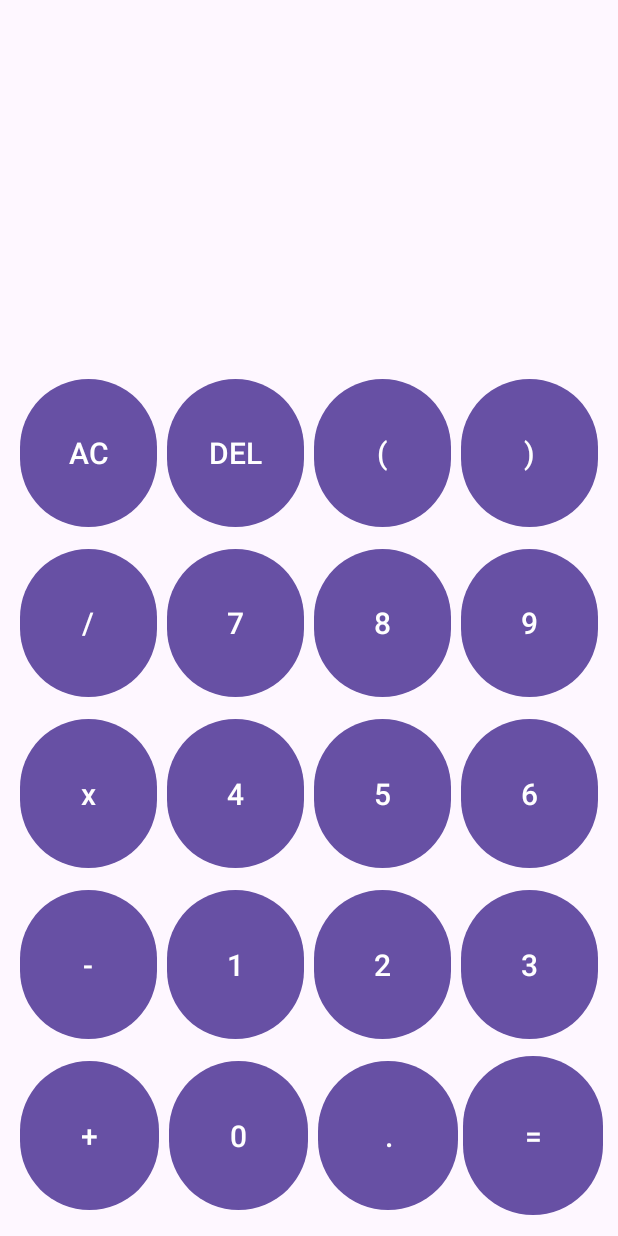
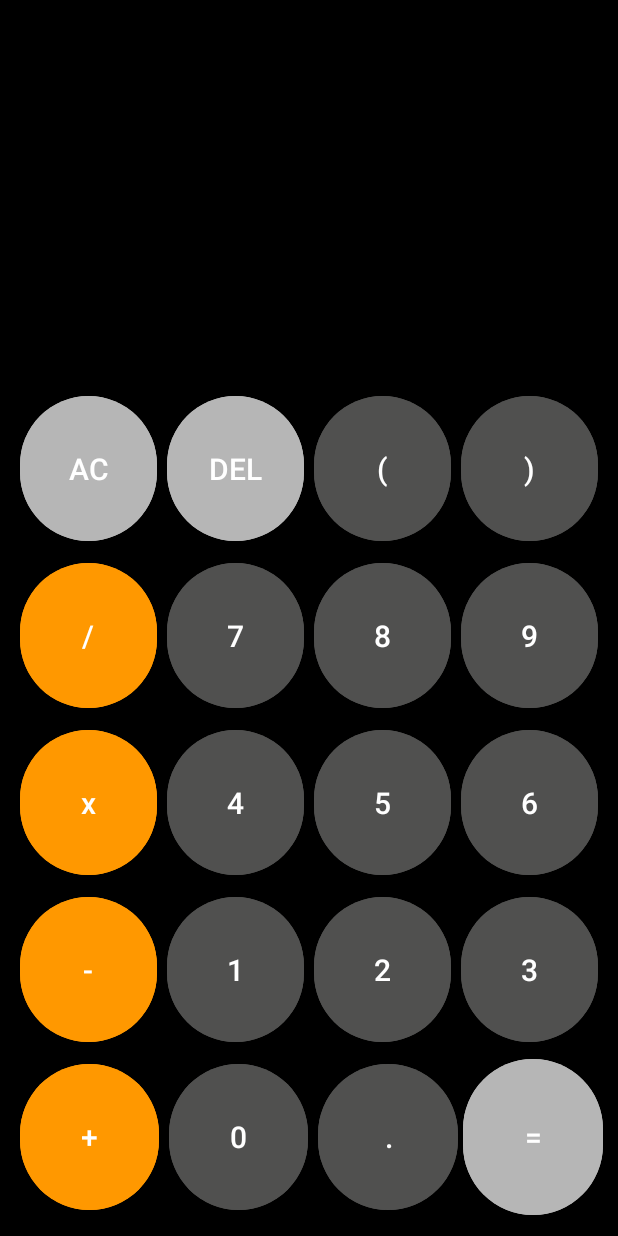
Before and after one commit to AdityaAparadh/MaterialCalc, an Android app: the screen it shows after launch (MainActivity), on a phone screen of 412 x 824 dp. Run offline under Robolectric (Android 15) with nearby library versions, the phone set to English and light mode, and no system bars.

Commit message:
Changed the color scheme a bit

```diff
--- a/app/src/main/res/layout/activity_main.xml
+++ b/app/src/main/res/layout/activity_main.xml
@@ -4,6 +4,7 @@
     xmlns:tools="http://schemas.android.com/tools"
     android:layout_width="match_parent"
     android:layout_height="match_parent"
+    android:background="@color/bg"
     tools:context=".MainActivity" >
 
     <LinearLayout
@@ -18,6 +19,8 @@
             android:layout_height="102dp"
             android:layout_weight="1"
             android:maxLines="1"
+            android:textColor="@color/text"
+            android:background="@color/expression"
             android:text=""
             android:textAlignment="viewEnd"
             android:textSize="60dp" />
@@ -27,7 +30,10 @@
             android:id="@+id/tvResult"
             android:layout_width="match_parent"
             android:layout_height="wrap_content"
+            android:layout_marginBottom="15dp"
             android:layout_weight="1"
+            android:textColor="@color/text"
+            android:background="@color/expression"
             android:maxLines="1"
             android:text=""
             android:textAlignment="viewEnd"
@@ -44,6 +50,7 @@
                 android:layout_width="wrap_content"
                 android:layout_height="match_parent"
                 android:layout_margin="3dp"
+                android:backgroundTint="@color/buttonFunc"
                 android:layout_weight="1"
                 android:text="AC"
                 android:textSize="20dp" />
@@ -54,6 +61,7 @@
                 android:layout_height="match_parent"
                 android:layout_margin="3dp"
                 android:layout_weight="1"
+                android:backgroundTint="@color/buttonFunc"
                 android:text="DEL"
                 android:textSize="20dp" />
 
@@ -62,6 +70,7 @@
                 android:layout_width="wrap_content"
                 android:layout_height="match_parent"
                 android:layout_margin="3dp"
+                android:backgroundTint="@color/buttonNum"
                 android:layout_weight="1"
                 android:text="("
                 android:textSize="20dp" />
@@ -71,6 +80,7 @@
                 android:layout_width="wrap_content"
                 android:layout_height="match_parent"
                 android:layout_margin="3dp"
+                android:backgroundTint="@color/buttonNum"
                 android:layout_weight="1"
                 android:text=")"
                 android:textSize="20dp" />
@@ -87,6 +97,7 @@
                 android:layout_width="wrap_content"
                 android:layout_height="match_parent"
                 android:layout_margin="3dp"
+                android:backgroundTint="@color/buttonOp"
                 android:layout_weight="1"
                 android:text="/"
                 android:textSize="20dp" />
@@ -96,6 +107,7 @@
                 android:layout_width="wrap_content"
                 android:layout_height="match_parent"
                 android:layout_margin="3dp"
+                android:backgroundTint="@color/buttonNum"
                 android:layout_weight="1"
                 android:text="7"
                 android:textSize="20dp" />
@@ -105,6 +117,7 @@
                 android:layout_width="wrap_content"
                 android:layout_height="match_parent"
                 android:layout_margin="3dp"
+                android:backgroundTint="@color/buttonNum"
                 android:layout_weight="1"
                 android:text="8"
                 android:textSize="20dp" />
@@ -114,6 +127,7 @@
                 android:layout_width="wrap_content"
                 android:layout_height="match_parent"
                 android:layout_margin="3dp"
+                android:backgroundTint="@color/buttonNum"
                 android:layout_weight="1"
                 android:text="9"
                 android:textSize="20dp" />
@@ -130,6 +144,7 @@
                 android:layout_width="wrap_content"
                 android:layout_height="match_parent"
                 android:layout_margin="3dp"
+                android:backgroundTint="@color/buttonOp"
                 android:layout_weight="1"
                 android:text="x"
                 android:textSize="20dp" />
@@ -139,6 +154,7 @@
                 android:layout_width="wrap_content"
                 android:layout_height="match_parent"
                 android:layout_margin="3dp"
+                android:backgroundTint="@color/buttonNum"
                 android:layout_weight="1"
                 android:text="4"
                 android:textSize="20dp" />
@@ -148,6 +164,7 @@
                 android:layout_width="wrap_content"
                 android:layout_height="match_parent"
                 android:layout_margin="3dp"
+                android:backgroundTint="@color/buttonNum"
                 android:layout_weight="1"
                 android:text="5"
                 android:textSize="20dp" />
@@ -157,6 +174,7 @@
                 android:layout_width="wrap_content"
                 android:layout_height="match_parent"
                 android:layout_margin="3dp"
+                android:backgroundTint="@color/buttonNum"
                 android:layout_weight="1"
                 android:text="6"
                 android:textSize="20dp" />
@@ -172,6 +190,7 @@
                 android:id="@+id/btnSubtract"
                 android:layout_width="wrap_content"
                 android:layout_height="match_parent"
+                android:backgroundTint="@color/buttonOp"
                 android:layout_margin="3dp"
                 android:layout_weight="1"
                 android:text="-"
@@ -181,6 +200,7 @@
                 android:id="@+id/btn1"
                 android:layout_width="wrap_content"
                 android:layout_height="match_parent"
+                android:backgroundTint="@color/buttonNum"
                 android:layout_margin="3dp"
                 android:layout_weight="1"
                 android:text="1"
@@ -191,6 +211,7 @@
                 android:layout_width="wrap_content"
                 android:layout_height="match_parent"
                 android:layout_margin="3dp"
+                android:backgroundTint="@color/buttonNum"
                 android:layout_weight="1"
                 android:text="2"
                 android:textSize="20dp" />
@@ -200,6 +221,7 @@
                 android:layout_width="wrap_content"
                 android:layout_height="match_parent"
                 android:layout_margin="3dp"
+                android:backgroundTint="@color/buttonNum"
                 android:layout_weight="1"
                 android:text="3"
                 android:textSize="20dp" />
@@ -217,6 +239,7 @@
                 android:layout_height="match_parent"
                 android:layout_margin="3dp"
                 android:layout_weight="1"
+                android:backgroundTint="@color/buttonOp"
                 android:text="+"
                 android:textSize="20dp" />
 
@@ -226,6 +249,7 @@
                 android:layout_height="match_parent"
                 android:layout_margin="3dp"
                 android:layout_weight="1"
+                android:backgroundTint="@color/buttonNum"
                 android:text="0"
                 android:textSize="20dp" />
 
@@ -234,6 +258,7 @@
                 android:layout_width="wrap_content"
                 android:layout_height="match_parent"
                 android:layout_margin="3dp"
+                android:backgroundTint="@color/buttonNum"
                 android:layout_weight="1"
                 android:text="."
                 android:textSize="20dp" />
@@ -242,6 +267,7 @@
                 android:id="@+id/btnEqualTo"
                 android:layout_width="wrap_content"
                 android:layout_height="match_parent"
+                android:backgroundTint="@color/buttonFunc"
                 android:layout_weight="1"
                 android:text="="
                 android:textSize="20dp" />
--- a/app/src/main/res/values/colors.xml
+++ b/app/src/main/res/values/colors.xml
@@ -1,5 +1,10 @@
 <?xml version="1.0" encoding="utf-8"?>
 <resources>
     <color name="black">#FF000000</color>
-    <color name="white">#FFFFFFFF</color>
+    <color name="expression">#000000</color>
+    <color name="bg">#000000</color>
+    <color name="buttonNum">#50504F</color>
+    <color name="buttonOp">#FF9800</color>
+    <color name="buttonFunc">#B6B6B6</color>
+    <color name="text">#FFFFFF</color>
 </resources>
```
